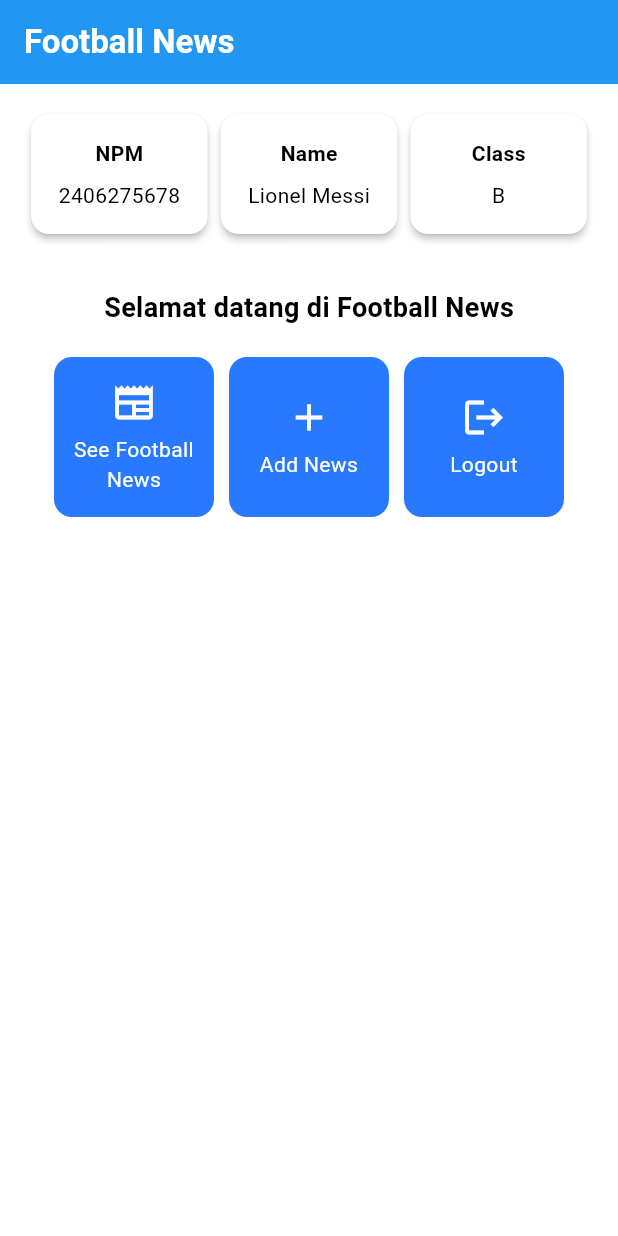
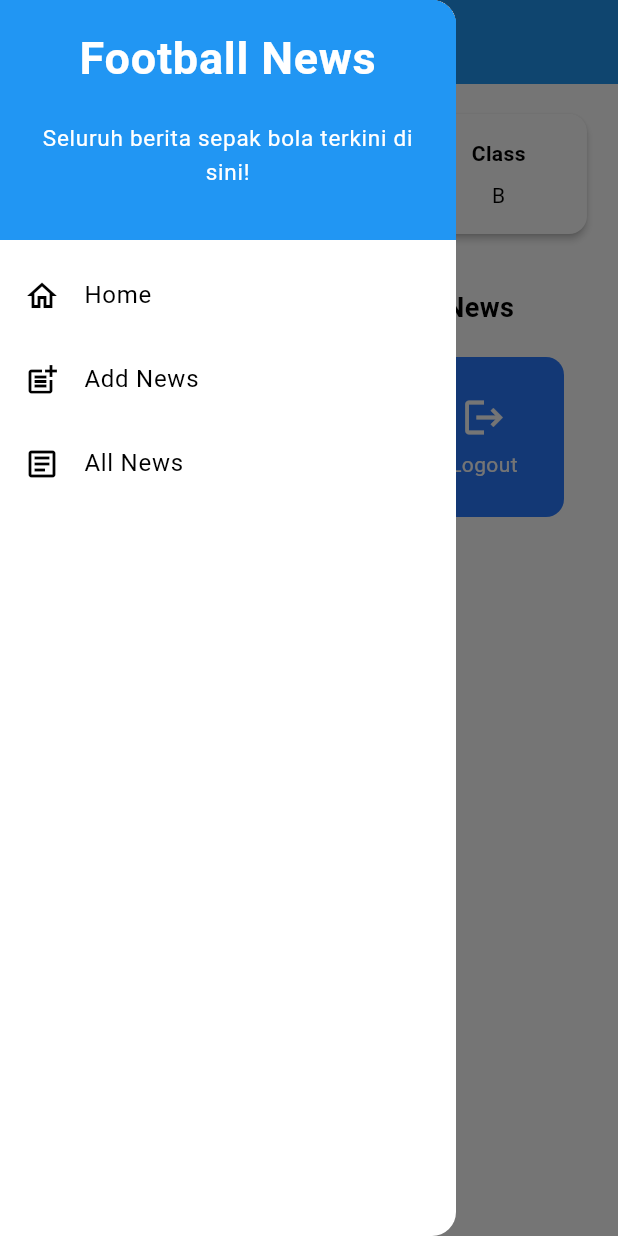
Before and after one commit to renatagracia/football-news-mobile, a Flutter app: the screen it shows after launch, with the side drawer open (before the commit the screen has no drawer), on a phone screen of 412 x 824 dp. Run offline on Flutter 3.47's test engine with Material 3 defaults, Android fonts, the phone set to English and light mode, and no system bars.

Commit message:
tutorial 7 selesai

```diff
--- a/lib/main.dart
+++ b/lib/main.dart
@@ -1,5 +1,5 @@
 import 'package:flutter/material.dart';
-import 'package:football_news/menu.dart';
+import 'package:football_news/screens/menu.dart';
 
 void main() {
   runApp(const MyApp());
--- a/lib/menu.dart
+++ b/lib/screens/menu.dart
@@ -1,4 +1,7 @@
 import 'package:flutter/material.dart';
+// Import drawer widget
+import 'package:football_news/widgets/left_drawer.dart';
+import 'package:football_news/widgets/news_card.dart';
 
 class MyHomePage extends StatelessWidget {
   MyHomePage({super.key});
@@ -30,6 +33,7 @@ class MyHomePage extends StatelessWidget {
         // Warna latar belakang AppBar diambil dari skema warna tema aplikasi.
         backgroundColor: Theme.of(context).colorScheme.primary,
       ),
+      drawer: LeftDrawer(),
       // Body halaman dengan padding di sekelilingnya.
       body: Padding(
         padding: const EdgeInsets.all(16.0),
@@ -132,57 +136,3 @@ class ItemHomepage {
 
   ItemHomepage(this.name, this.icon);
 }
-
-class ItemCard extends StatelessWidget {
-  // Menampilkan kartu dengan ikon dan nama.
-
-  final ItemHomepage item;
-
-  const ItemCard(this.item, {super.key});
-
-  @override
-  Widget build(BuildContext context) {
-    return Material(
-      // Menentukan warna latar belakang dari tema aplikasi.
-      color: Theme.of(context).colorScheme.secondary,
-      // Membuat sudut kartu melengkung.
-      borderRadius: BorderRadius.circular(12),
-
-      child: InkWell(
-        // Aksi ketika kartu ditekan.
-        onTap: () {
-          // Menampilkan pesan SnackBar saat kartu ditekan.
-          ScaffoldMessenger.of(context)
-            ..hideCurrentSnackBar()
-            ..showSnackBar(
-                SnackBar(content: Text("Kamu telah menekan tombol ${item.name}!"))
-            );
-        },
-        // Container untuk menyimpan Icon dan Text
-        child: Container(
-          padding: const EdgeInsets.all(8),
-          child: Center(
-            child: Column(
-              // Menyusun ikon dan teks di tengah kartu.
-              mainAxisAlignment: MainAxisAlignment.center,
-              children: [
-                Icon(
-                  item.icon,
-                  color: Colors.white,
-                  size: 30.0,
-                ),
-                const Padding(padding: EdgeInsets.all(3)),
-                Text(
-                  item.name,
-                  textAlign: TextAlign.center,
-                  style: const TextStyle(color: Colors.white),
-                ),
-              ],
-            ),
-          ),
-        ),
-      ),
-    );
-  }
-
-}
--- /dev/null
+++ b/lib/widgets/left_drawer.dart
@@ -0,0 +1,94 @@
+import 'package:flutter/material.dart';
+import 'package:football_news/screens/menu.dart';
+// TODO: Impor halaman NewsFormPage jika sudah dibuat
+import 'package:football_news/screens/newslist_form.dart';
+
+class LeftDrawer extends StatelessWidget {
+  const LeftDrawer({super.key});
+
+  @override
+  Widget build(BuildContext context) {
+    return Drawer(
+      child: ListView(
+        children: [
+          const DrawerHeader(
+            // TODO: Bagian drawer header
+            decoration: BoxDecoration(
+              color: Colors.blue,
+            ),
+            child: Column(
+              children: [
+                Text(
+                  'Football News',
+                  textAlign: TextAlign.center,
+                  style: TextStyle(
+                    fontSize: 30,
+                    fontWeight: FontWeight.bold,
+                    color: Colors.white,
+                  ),
+                ),
+                Padding(padding: EdgeInsets.all(10)),
+                Text("Seluruh berita sepak bola terkini di sini!",
+                  // TODO: Tambahkan gaya teks dengan center alignment, font ukuran 15, warna putih, dan weight biasa
+                  textAlign: TextAlign.center,
+                  style: TextStyle(
+                    fontSize: 15,
+                    color: Colors.white,
+                    fontWeight: FontWeight.normal,
+                  )
+                ),
+              ],
+            ),
+          ),
+
+          // TODO: Bagian routing
+          ListTile(
+            leading: const Icon(Icons.home_outlined),
+            title: const Text('Home'),
+            // Bagian redirection ke MyHomePage
+            onTap: () {
+              Navigator.pushReplacement(
+                context,
+                MaterialPageRoute(
+                  builder: (context) => MyHomePage(),
+                ),
+              );
+            },
+          ),
+
+          ListTile(
+            leading: const Icon(Icons.post_add),
+            title: const Text('Add News'),
+            // Bagian redirection ke NewsFormPage
+            onTap: () {
+              /*
+              TODO: Buatlah routing ke NewsFormPage di sini,
+              setelah halaman NewsFormPage sudah dibuat.
+              */
+              Navigator.pushReplacement(
+                context,
+                MaterialPageRoute(
+                  builder: (context) => const NewsFormPage(),
+                ),
+              );
+            },
+          ),
+
+          // TODO: Buat ListTile baru untuk ke halaman melihat news
+          ListTile(
+            leading: const Icon(Icons.article_outlined),
+            title: const Text('All News'),
+            onTap: () {
+              Navigator.pushReplacement(
+                context,
+                MaterialPageRoute(
+                  builder: (context) => const NewsFormPage(),
+                ),
+              );
+            },
+          ),
+        ],
+      ),
+    );
+  }
+}
--- /dev/null
+++ b/lib/widgets/news_card.dart
@@ -0,0 +1,64 @@
+import 'package:flutter/material.dart';
+import 'package:football_news/screens/newslist_form.dart';
+import 'package:football_news/screens/menu.dart';
+
+class ItemCard extends StatelessWidget {
+  // Menampilkan kartu dengan ikon dan nama.
+
+  final ItemHomepage item;
+
+  const ItemCard(this.item, {super.key});
+
+  @override
+  Widget build(BuildContext context) {
+    return Material(
+      // Menentukan warna latar belakang dari tema aplikasi.
+      color: Theme.of(context).colorScheme.secondary,
+      // Membuat sudut kartu melengkung.
+      borderRadius: BorderRadius.circular(12),
+
+      child: InkWell(
+        // Area responsif terhadap sentuhan
+        onTap: () {
+          // Memunculkan SnackBar ketika diklik
+          ScaffoldMessenger.of(context)
+            ..hideCurrentSnackBar()
+            ..showSnackBar(SnackBar(
+                content: Text("Kamu telah menekan tombol ${item.name}!")));
+
+          // Navigate ke route yang sesuai (tergantung jenis tombol)
+          if (item.name == "Add News") {
+            // TODO: Gunakan Navigator.push untuk melakukan navigasi ke MaterialPageRoute yang mencakup NewsFormPage.
+            Navigator.push(
+              context,
+              MaterialPageRoute(builder: (context) => const NewsFormPage()),
+            );
+          }
+        },
+        // Container untuk menyimpan Icon dan Text
+        child: Container(
+          padding: const EdgeInsets.all(8),
+          child: Center(
+            child: Column(
+              // Menyusun ikon dan teks di tengah kartu.
+              mainAxisAlignment: MainAxisAlignment.center,
+              children: [
+                Icon(
+                  item.icon,
+                  color: Colors.white,
+                  size: 30.0,
+                ),
+                const Padding(padding: EdgeInsets.all(3)),
+                Text(
+                  item.name,
+                  textAlign: TextAlign.center,
+                  style: const TextStyle(color: Colors.white),
+                ),
+              ],
+            ),
+          ),
+        ),
+      ),
+    );
+  }
+}
```
Also changed, not shown: lib/screens/newslist_form.dart (added, +218 -0 lines).
